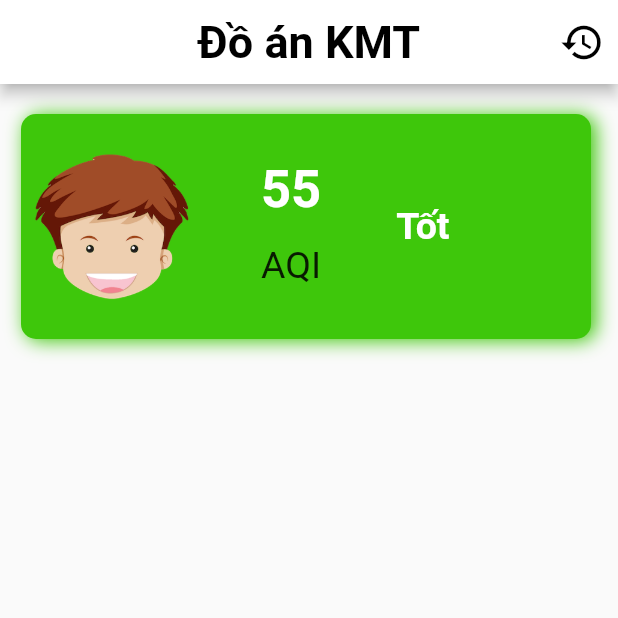
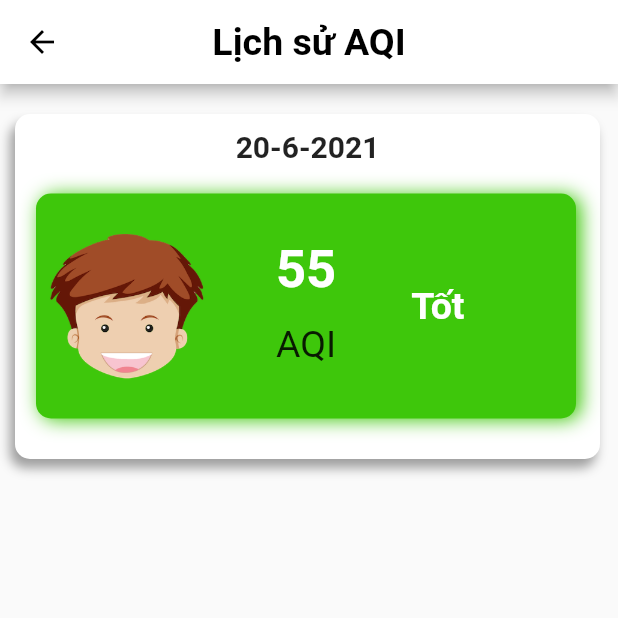
Before and after one commit to nvhuy0702/datn-kmt-2022, a Flutter app: the screen it shows after launch, after a tap on the "history" icon, on a phone screen of 412 x 824 dp, the top half of it. Run offline on Flutter 3.47's test engine with Material 2 defaults, Android fonts, the phone set to English and light mode, and no system bars; our stand-ins replace bloc, equatable, firebase_database, flutter_bloc, flutter_inset_box_shadow, shared_preferences; accounts and stored records are empty.

Commit message:
add history

```diff
--- a/lib/bloc/value/value_bloc.dart
+++ b/lib/bloc/value/value_bloc.dart
@@ -59,7 +59,6 @@ class ValueBloc extends Bloc<ValueEvent, ValueState> {
       if (value == null) return;
       data[index - 1] = value * 1.0;
       sinkValue.add(data);
-      print('data $data');
     });
   }
 
--- a/lib/main.dart
+++ b/lib/main.dart
@@ -49,11 +49,11 @@ void main() async {
   SharePreferenceSingleton.initializePrefrerences();
 
   Future.delayed(const Duration(milliseconds: 1000)).then((value) {
-   // SharePreferenceSingleton.removeAll();
+    SharePreferenceSingleton.removeAll();
    // SharePreferenceSingleton.insert([10,20,30,40]);
-   // SharePreferenceSingleton.insert([50,60,70,80]);
-   // SharePreferenceSingleton.insert([25,50,75,100]);
-   // SharePreferenceSingleton.insert([150,500,1800,9600]);
+   SharePreferenceSingleton.insert([50,60,70,80]);
+    SharePreferenceSingleton.insert([25,50,75,100]);
+    SharePreferenceSingleton.insert([150,500,1800,9600]);
     print("hahahahahaha => ${SharePreferenceSingleton.histories()}");
   });
   runApp(const MyApp());
--- /dev/null
+++ b/lib/screen/history.dart
@@ -0,0 +1,49 @@
+import 'package:app_datn_2022/widget/aqi_history.dart';
+import 'package:flutter/material.dart';
+class History extends StatefulWidget {
+  const History({Key? key}) : super(key: key);
+
+  @override
+  State<History> createState() => _HistoryState();
+}
+
+class _HistoryState extends State<History> {
+  @override
+  Widget build(BuildContext context) {
+    return Scaffold(
+      appBar: AppBar(
+        centerTitle: true,
+        backgroundColor: Colors.white,
+        title: const Text(
+          'Lịch sử AQI',
+          style: TextStyle(
+              color: Colors.black,
+              fontWeight: FontWeight.bold,
+              fontSize: 25
+          ),
+        ),
+        leading: IconButton(
+          onPressed: (){
+            Navigator.of(context).pop();
+          },
+          icon: const Icon(
+            Icons.arrow_back,
+            color: Colors.black,
+          ),
+        ),
+      ),
+      body: Column(
+        children: [
+          const SizedBox(height: 20,),
+          Row(
+            children: const [
+              SizedBox(width: 10,),
+              AqiHistory(),
+            ],
+          ),
+        ],
+      ),
+    );
+  }
+
+}
--- a/lib/screen/screen_home.dart
+++ b/lib/screen/screen_home.dart
@@ -1,7 +1,9 @@
-import 'package:app_datn_2022/widget/screen/air_quality_item.dart';
+import 'package:app_datn_2022/screen/history.dart';
+import 'package:app_datn_2022/widget/air_quality_item.dart';
 import 'package:flutter/material.dart';
 
 class ScreenHome extends StatefulWidget {
+
   const ScreenHome({Key? key}) : super(key: key);
 
   @override
@@ -25,7 +27,11 @@ class _ScreenHomeState extends State<ScreenHome> {
           ),
           actions: [
             IconButton(
-                onPressed: () {},
+                onPressed: () {
+                  Navigator.of(context).push(
+                    MaterialPageRoute(builder: (_) => const History())
+                  );
+                },
                 icon: const Icon(
                   Icons.history,
                   color: Colors.black,
--- a/lib/widget/screen/air_quality_item.dart
+++ b/lib/widget/air_quality_item.dart
@@ -129,7 +129,7 @@ class _AirQualityItemState extends State<AirQualityItem> {
                       TripleH.CO.initializeFromRange(value: 46000).color,
                       'ppm'),
                   _item(
-                      'D',
+                      'PM2.5',
                       data[5].roundToDouble(),
                       TripleH.PM10.initializeFromRange(value: 275).color,
                       'μg/m3'),
@@ -229,8 +229,8 @@ class _AirQualityItemState extends State<AirQualityItem> {
 
   Container _item(String element, double value, Color color, String unit) {
     return Container(
-      width: 90,
-      height: 210,
+      width: 100,
+      height: 250,
       decoration: BoxDecoration(
         borderRadius: BorderRadius.circular(50),
         color: primaryColor,
@@ -252,19 +252,19 @@ class _AirQualityItemState extends State<AirQualityItem> {
               height: 20,
             ),
             Container(
-              height: 60,
-              width: 60,
+              height: 80,
+              width: 80,
               decoration: BoxDecoration(
-                  color: color, borderRadius: BorderRadius.circular(60 / 2)),
+                  color: color, borderRadius: BorderRadius.circular(80 / 2)),
               child: Column(
                 children: [
                   const SizedBox(
-                    height: 20,
+                    height: 25,
                   ),
                   Text(
                     value.toString(),
                     style: const TextStyle(
-                        fontSize: 15,
+                        fontSize: 23,
                         fontWeight: FontWeight.bold,
                         color: Colors.white),
                   ),
@@ -276,11 +276,11 @@ class _AirQualityItemState extends State<AirQualityItem> {
             ),
             _unit(unit),
             const SizedBox(
-              height: 40,
+              height: 30,
             ),
             Text(
               element,
-              style: const TextStyle(fontSize: 20, fontWeight: FontWeight.bold),
+              style: const TextStyle(fontSize: 23, fontWeight: FontWeight.bold),
             )
           ],
         ),
@@ -290,10 +290,10 @@ class _AirQualityItemState extends State<AirQualityItem> {
 
   Container _unit(String unit) {
     return Container(
-      height: 50,
-      width: 50,
+      height: 60,
+      width: 60,
       decoration: BoxDecoration(
-          color: Color(0xff635666),
+          color: const Color(0xff635666),
           borderRadius: BorderRadius.circular(60 / 2)),
       child: Center(
         child: Text(
--- /dev/null
+++ b/lib/widget/aqi_history.dart
@@ -0,0 +1,127 @@
+import 'package:app_datn_2022/extension/to_name.dart';
+import 'package:flutter/material.dart';
+import 'package:app_datn_2022/model/aqi_datn.dart' as TripleH;
+class AqiHistory extends StatefulWidget {
+
+  const AqiHistory({Key? key, this.condition}) : super(key: key);
+  final TripleH.aqiDATN? condition;
+  @override
+  State<AqiHistory> createState() => _AqiHistoryState();
+}
+
+class _AqiHistoryState extends State<AqiHistory> {
+  int value = 55;
+  @override
+  Widget build(BuildContext context) {
+    return Container(
+      height: 230,
+      width: 390,
+      decoration: BoxDecoration(
+        borderRadius: BorderRadius.circular(10),
+        color: Colors.white,
+        boxShadow: const [
+          BoxShadow(
+            offset: Offset(-3,6),
+            blurRadius: 6,
+            color: Colors.grey
+          )
+        ]
+      ),
+      child: Column(
+        children: [
+          const SizedBox(height: 10,),
+          const Text(
+            '20-6-2021',
+            style: TextStyle(
+              fontSize: 20,
+              fontWeight: FontWeight.bold,
+            ),
+          ),
+          const SizedBox(height: 20,),
+          Row(
+            children: [
+              SizedBox(width: 10,),
+              _header(widget.condition),
+            ],
+          )
+        ],
+      ),
+    );
+  }
+  Row _header(TripleH.aqiDATN? condition) {
+    return Row(
+      children: [
+        const SizedBox(
+          width: 4,
+        ),
+        Container(
+          height: 150,
+          width: 360,
+          decoration: BoxDecoration(
+            color: TripleH.aqiDATN.initializeFromRange(range: 35).color,
+            boxShadow: [
+              BoxShadow(
+                offset: const Offset(3, 1),
+                blurRadius: 10,
+                color: TripleH.aqiDATN.initializeFromRange(range: 35).color ??
+                    Colors.white,
+              )
+            ],
+            borderRadius: BorderRadius.circular(10),
+          ),
+          child: Row(
+            children: [
+              Image(
+                image: AssetImage(TripleH.aqiDATN
+                    .initializeFromRange(range: 23)
+                    .pathAvatar
+                    .toString()),
+                height: 120,
+                width: 120,
+              ),
+              const SizedBox(
+                width: 40,
+              ),
+              _value(),
+              const SizedBox(
+                width: 50,
+              ),
+              _status(condition)
+            ],
+          ),
+        ),
+      ],
+    );
+  }
+  Text _status(TripleH.aqiDATN? conditionDATN) {
+    return Text(
+      TripleH.aqiDATN.initializeFromRange(range: 20).state.getName,
+      style: const TextStyle(
+          fontSize: 25, fontWeight: FontWeight.bold, color: Colors.white),
+    );
+  }
+  Column _value() {
+    return Column(
+      children: [
+        const SizedBox(
+          height: 30,
+        ),
+        Text(
+          value.toString(),
+          style: const TextStyle(
+              fontSize: 35, fontWeight: FontWeight.bold, color: Colors.white),
+        ),
+        const SizedBox(
+          height: 15,
+        ),
+        const Text(
+          'AQI',
+          style: TextStyle(
+            fontSize: 25,
+          ),
+        ),
+      ],
+    );
+  }
+
+}
```
